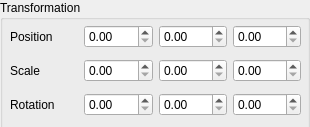
Before: the Qt Designer form intern/src/editor_gui/edit_inspector_transformation.ui in swantmon/saltwater, drawn with Qt 5.
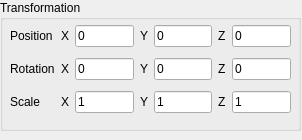
After: the same form once the commit is applied.

Patch:
```diff
--- a/intern/src/editor_gui/edit_inspector_transformation.ui
+++ b/intern/src/editor_gui/edit_inspector_transformation.ui
@@ -6,8 +6,8 @@
    <rect>
     <x>0</x>
     <y>0</y>
-    <width>310</width>
-    <height>127</height>
+    <width>302</width>
+    <height>140</height>
    </rect>
   </property>
   <property name="windowTitle">
@@ -18,7 +18,7 @@
     <rect>
      <x>0</x>
      <y>0</y>
-     <width>311</width>
+     <width>301</width>
      <height>131</height>
     </rect>
    </property>
@@ -27,7 +27,7 @@
      <rect>
       <x>0</x>
       <y>0</y>
-      <width>310</width>
+      <width>301</width>
       <height>131</height>
      </rect>
     </property>
@@ -39,15 +39,36 @@
       <rect>
        <x>10</x>
        <y>20</y>
-       <width>291</width>
+       <width>281</width>
        <height>101</height>
       </rect>
      </property>
      <layout class="QGridLayout" name="gridLayout">
-      <item row="1" column="0">
-       <widget class="QLabel" name="label_2">
+      <item row="0" column="2">
+       <widget class="QLineEdit" name="m_pTransformationPositionX">
         <property name="text">
-         <string>Scale</string>
+         <string>0</string>
+        </property>
+       </widget>
+      </item>
+      <item row="0" column="6">
+       <widget class="QLineEdit" name="m_pTransformationPositionZ">
+        <property name="text">
+         <string>0</string>
+        </property>
+       </widget>
+      </item>
+      <item row="2" column="4">
+       <widget class="QLineEdit" name="m_pTransformationRotationY">
+        <property name="text">
+         <string>0</string>
+        </property>
+       </widget>
+      </item>
+      <item row="0" column="4">
+       <widget class="QLineEdit" name="m_pTransformationPositionY">
+        <property name="text">
+         <string>0</string>
         </property>
        </widget>
       </item>
@@ -58,6 +79,20 @@
         </property>
        </widget>
       </item>
+      <item row="0" column="1">
+       <widget class="QLabel" name="label_4">
+        <property name="text">
+         <string>X</string>
+        </property>
+       </widget>
+      </item>
+      <item row="2" column="6">
+       <widget class="QLineEdit" name="m_pTransformationRotationZ">
+        <property name="text">
+         <string>0</string>
+        </property>
+       </widget>
+      </item>
       <item row="0" column="0">
        <widget class="QLabel" name="label">
         <property name="text">
@@ -65,32 +100,96 @@
         </property>
        </widget>
       </item>
-      <item row="0" column="1">
-       <widget class="QDoubleSpinBox" name="m_pTransformationPositionX"/>
-      </item>
-      <item row="0" column="2">
-       <widget class="QDoubleSpinBox" name="m_pTransformationPositionY"/>
-      </item>
-      <item row="0" column="3">
-       <widget class="QDoubleSpinBox" name="m_pTransformationPositionZ"/>
-      </item>
-      <item row="1" column="1">
-       <widget class="QDoubleSpinBox" name="m_pTransformationScaleX"/>
-      </item>
-      <item row="1" column="2">
-       <widget class="QDoubleSpinBox" name="m_pTransformationScaleY"/>
-      </item>
-      <item row="1" column="3">
-       <widget class="QDoubleSpinBox" name="m_pTransformationScaleZ"/>
-      </item>
-      <item row="2" column="1">
-       <widget class="QDoubleSpinBox" name="m_pTransformationRotationX"/>
-      </item>
       <item row="2" column="2">
-       <widget class="QDoubleSpinBox" name="m_pTransformationRotationY"/>
+       <widget class="QLineEdit" name="m_pTransformationRotationX">
+        <property name="text">
+         <string>0</string>
+        </property>
+       </widget>
       </item>
       <item row="2" column="3">
-       <widget class="QDoubleSpinBox" name="m_pTransformationRotationZ"/>
+       <widget class="QLabel" name="label_9">
+        <property name="text">
+         <string>Y</string>
+        </property>
+       </widget>
+      </item>
+      <item row="2" column="1">
+       <widget class="QLabel" name="label_6">
+        <property name="text">
+         <string>X</string>
+        </property>
+       </widget>
+      </item>
+      <item row="2" column="5">
+       <widget class="QLabel" name="label_12">
+        <property name="text">
+         <string>Z</string>
+        </property>
+       </widget>
+      </item>
+      <item row="0" column="3">
+       <widget class="QLabel" name="label_7">
+        <property name="text">
+         <string>Y</string>
+        </property>
+       </widget>
+      </item>
+      <item row="0" column="5">
+       <widget class="QLabel" name="label_10">
+        <property name="text">
+         <string>Z</string>
+        </property>
+       </widget>
+      </item>
+      <item row="3" column="0">
+       <widget class="QLabel" name="label_2">
+        <property name="text">
+         <string>Scale</string>
+        </property>
+       </widget>
+      </item>
+      <item row="3" column="1">
+       <widget class="QLabel" name="label_5">
+        <property name="text">
+         <string>X</string>
+        </property>
+       </widget>
+      </item>
+      <item row="3" column="2">
+       <widget class="QLineEdit" name="m_pTransformationScaleX">
+        <property name="text">
+         <string>1</string>
+        </property>
+       </widget>
+      </item>
+      <item row="3" column="4">
+       <widget class="QLineEdit" name="m_pTransformationScaleY">
+        <property name="text">
+         <string>1</string>
+        </property>
+       </widget>
+      </item>
+      <item row="3" column="3">
+       <widget class="QLabel" name="label_8">
+        <property name="text">
+         <string>Y</string>
+        </property>
+       </widget>
+      </item>
+      <item row="3" column="6">
+       <widget class="QLineEdit" name="m_pTransformationScaleZ">
+        <property name="text">
+         <string>1</string>
+        </property>
+       </widget>
+      </item>
+      <item row="3" column="5">
+       <widget class="QLabel" name="label_11">
+        <property name="text">
+         <string>Z</string>
+        </property>
+       </widget>
       </item>
      </layout>
     </widget>
```
Left out of the diff: 154 changed lines with no effect on the pictures.
